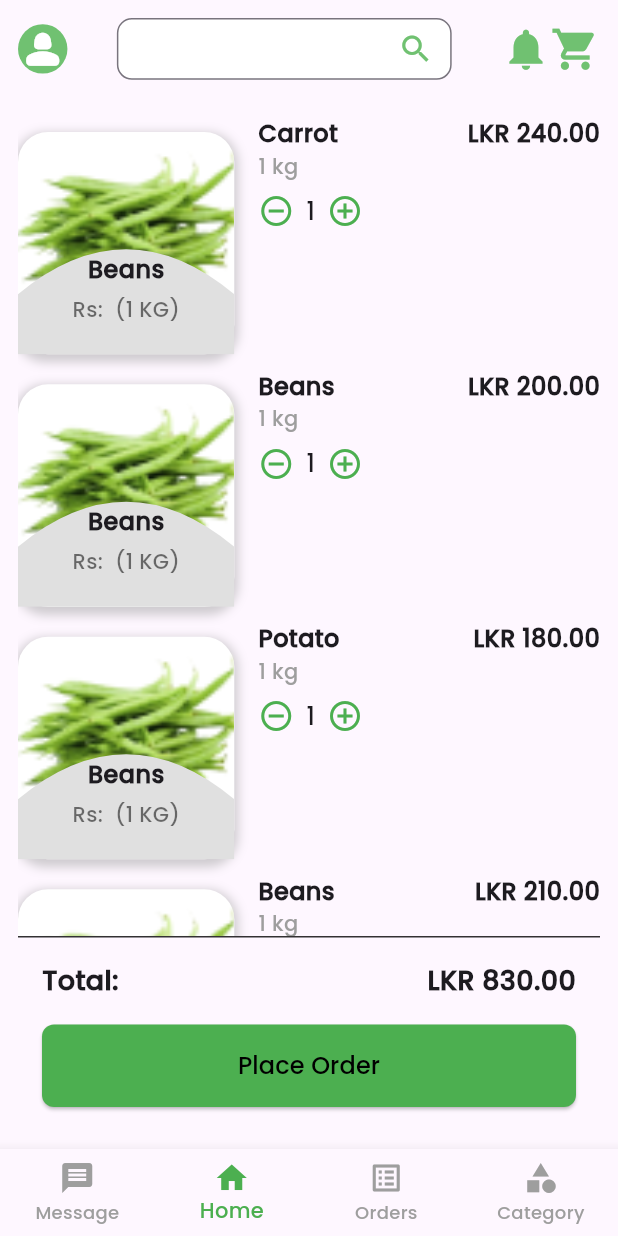
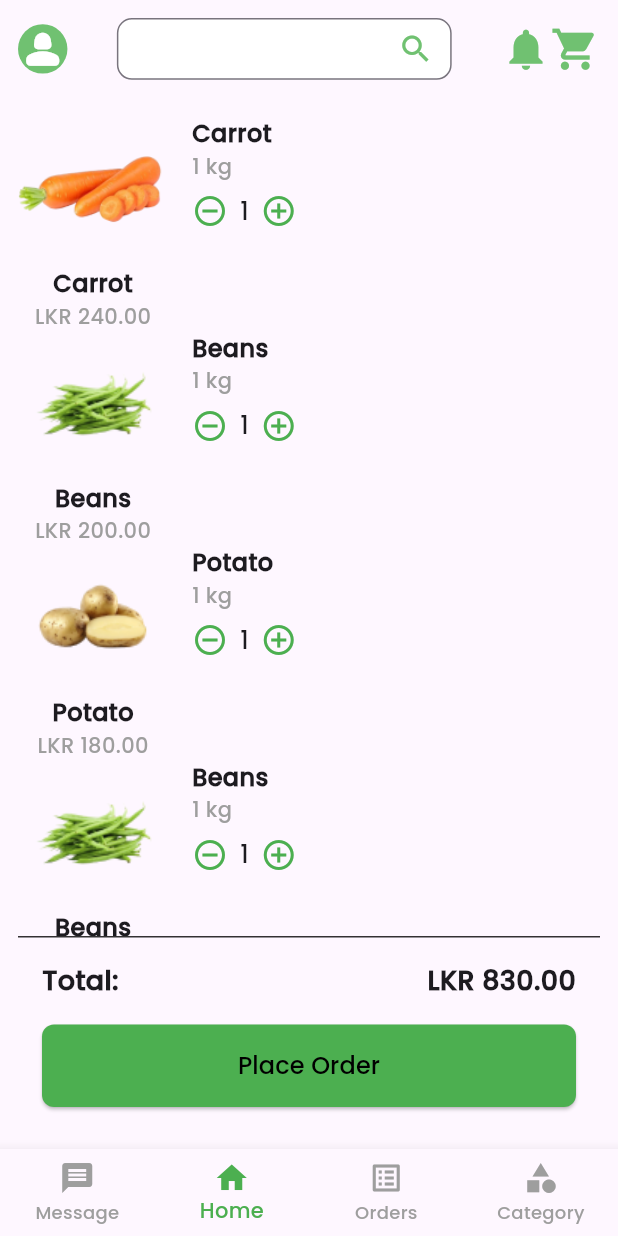
Before and after one commit to sachintha990/agri-mart-app, a Flutter app: the CartScreen screen opened by its route, on a phone screen of 412 x 824 dp. Run offline on Flutter 3.47's test engine with Material 3 defaults, Android fonts, the light colour scheme and no system bars; our stand-ins replace cloud_firestore, firebase_auth, firebase_core, get, google_maps_flutter, material_design_icons_flutter; accounts and stored records are empty.

Commit message:
Add firebase_database and path_provider dependencies, update plugin registration in GeneratedPluginRegistrant, and enhance routing with order confirmation screen

```diff
--- a/lib/router/router.dart
+++ b/lib/router/router.dart
@@ -7,6 +7,7 @@ import 'package:agri_mart/screens/user_panel/chat_screen.dart';
 import 'package:agri_mart/screens/user_panel/fruits_screen.dart';
 import 'package:agri_mart/screens/user_panel/home.dart';
 import 'package:agri_mart/screens/user_panel/message_section.dart';
+import 'package:agri_mart/screens/user_panel/order_confirmation_screen.dart';
 import 'package:agri_mart/screens/user_panel/others_screen.dart';
 import 'package:agri_mart/screens/user_panel/product_screen.dart';
 import 'package:agri_mart/screens/user_panel/profile_screen.dart';
@@ -32,14 +33,16 @@ class RouterClass {
           name: '/home',
           page: () => Home(),
         ),
-        GetPage(name: '/user_panel/profile', page:() => ProfileScreen()),
-        GetPage(name: '/user_panel/cart', page:() => CartScreen()),
-        GetPage(name: '/user_panel/vegetables', page:() => VegetablesScreen()),
-        GetPage(name: '/user_panel/fruites', page:() => FruitsScreen()),
-        GetPage(name: '/user_panel/others', page:() => OthersScreen()),
-        GetPage(name: '/user_panel/today_price', page:() => TodaysPriceScreen()),
-        GetPage(name: '/user_panel/message', page:() => MessageSection()),
-        GetPage(name: '/user_panel/chat', page:() => ChatScreen()),
-        GetPage(name: '/user_panel/product', page:() => ProductScreen()),
+        GetPage(name: '/user_panel/profile', page: () => ProfileScreen()),
+        GetPage(name: '/user_panel/cart', page: () => CartScreen()),
+        GetPage(name: '/user_panel/vegetables', page: () => VegetablesScreen()),
+        GetPage(name: '/user_panel/fruites', page: () => FruitsScreen()),
+        GetPage(name: '/user_panel/others', page: () => OthersScreen()),
+        GetPage(
+            name: '/user_panel/today_price', page: () => TodaysPriceScreen()),
+        GetPage(name: '/user_panel/message', page: () => MessageSection()),
+        GetPage(name: '/user_panel/chat', page: () => ChatScreen()),
+        GetPage(name: '/user_panel/product', page: () => ProductScreen()),
+        GetPage(name: '/user_panel/order_confirmation', page: () => OrderConfirmationScreen()),
       ];
 }
--- a/lib/screens/user_panel/cart_screen.dart
+++ b/lib/screens/user_panel/cart_screen.dart
@@ -1,23 +1,105 @@
 import 'package:agri_mart/constants/user_panel/bottom_nav_bar.dart';
 import 'package:agri_mart/constants/user_panel/custom_app_bar.dart';
-import 'package:agri_mart/constants/user_panel/home/today_price_card.dart';
+import 'package:firebase_auth/firebase_auth.dart';
 import 'package:flutter/material.dart';
+import 'package:get/get.dart';
+import 'package:cloud_firestore/cloud_firestore.dart';
 
 class CartScreen extends StatefulWidget {
   @override
   _CartScreenState createState() => _CartScreenState();
 }
 
+class ProductCard extends StatelessWidget {
+  final String imageUrl;
+  final String productName;
+  final String price;
+
+  const ProductCard({
+    required this.imageUrl,
+    required this.productName,
+    required this.price,
+  });
+
+  @override
+  Widget build(BuildContext context) {
+    return Column(
+      children: [
+        Image.asset(imageUrl, width: 100, height: 100),
+        Text(productName,
+            style: TextStyle(fontSize: 16, fontWeight: FontWeight.bold)),
+        Text(price, style: TextStyle(fontSize: 14, color: Colors.grey)),
+      ],
+    );
+  }
+}
+
 class _CartScreenState extends State<CartScreen> {
   final List<CartItem> cartItems = [
-    CartItem(name: 'Carrot', image: 'assets/images/carrot.png', price: 240.00, weight: '1 kg', quantity: 1),
-    CartItem(name: 'Beans', image: 'assets/images/beans.png', price: 200.00, weight: '1 kg', quantity: 1),
-    CartItem(name: 'Potato', image: 'assets/images/potato.png', price: 180.00, weight: '1 kg', quantity: 1),
-    CartItem(name: 'Beans', image: 'assets/images/beans.png', price: 210.00, weight: '1 kg', quantity: 1),
+    CartItem(
+        name: 'Carrot',
+        image: 'assets/product/carrot.png',
+        price: 240.00,
+        weight: '1 kg',
+        quantity: 1),
+    CartItem(
+        name: 'Beans',
+        image: 'assets/product/beans.png',
+        price: 200.00,
+        weight: '1 kg',
+        quantity: 1),
+    CartItem(
+        name: 'Potato',
+        image: 'assets/product/potato.png',
+        price: 180.00,
+        weight: '1 kg',
+        quantity: 1),
+    CartItem(
+        name: 'Beans',
+        image: 'assets/product/beans.png',
+        price: 210.00,
+        weight: '1 kg',
+        quantity: 1),
   ];
 
   double calculateTotal() {
     return cartItems.fold(0, (sum, item) => sum + (item.price * item.quantity));
+  }
+
+  Future<void> _placeOrder() async {
+    try {
+      User? user = FirebaseAuth.instance.currentUser;
+      if (user == null) {
+        Get.snackbar("Error", "User is not logged in!");
+        return;
+      }
+
+      String userId = user.uid;
+      String userName = user.email ?? "Unknown User";
+      double totalPrice = calculateTotal();
+
+      final orderData = {
+        'userId': userId,
+        'userName': userName,
+        'totalPrice': totalPrice,
+        'orderDate': DateTime.now(),
+        'items': cartItems
+            .map((item) => {
+                  'name': item.name,
+                  'price': item.price,
+                  'quantity': item.quantity,
+                  'weight': item.weight,
+                })
+            .toList(),
+      };
+
+      await FirebaseFirestore.instance.collection('orders').add(orderData);
+
+      Get.snackbar("Success", "Order placed successfully!");
+      Get.toNamed('/user_panel/order_confirmation');
+    } catch (error) {
+      Get.snackbar("Error", "Failed to place order: $error");
+    }
   }
 
   @override
@@ -30,20 +112,24 @@ class _CartScreenState extends State<CartScreen> {
           child: Column(
             children: [
               CustomAppBar(),
-              SizedBox(height: screenHeight*0.03,),
+              SizedBox(
+                height: screenHeight * 0.03,
+              ),
               Expanded(
                 child: ListView.builder(
                   itemCount: cartItems.length,
                   itemBuilder: (context, index) {
                     final item = cartItems[index];
-                    return SingleChildScrollView(
-                      child: Row(
+                    return Row(
                       crossAxisAlignment: CrossAxisAlignment.start,
                       children: [
-                          // Product Image
-                           ProductCard(imageUrl: 'assets/product/beans.png', productName: 'Beans', price: ''),
+                        ProductCard(
+                          imageUrl: item.image,
+                          productName: item.name,
+                          price:
+                              'LKR ${(item.price * item.quantity).toStringAsFixed(2)}',
+                        ),
                         const SizedBox(width: 16),
-                          // Product Details
                         Expanded(
                           child: Column(
                             crossAxisAlignment: CrossAxisAlignment.start,
@@ -71,10 +157,13 @@ class _CartScreenState extends State<CartScreen> {
                                         if (item.quantity > 1) item.quantity--;
                                       });
                                     },
-                                      child: const Icon(Icons.remove_circle_outline, color: Colors.green),
+                                    child: const Icon(
+                                        Icons.remove_circle_outline,
+                                        color: Colors.green),
                                   ),
                                   Padding(
-                                      padding: const EdgeInsets.symmetric(horizontal: 8.0),
+                                    padding: const EdgeInsets.symmetric(
+                                        horizontal: 8.0),
                                     child: Text(
                                       '${item.quantity}',
                                       style: const TextStyle(fontSize: 16),
@@ -86,33 +175,24 @@ class _CartScreenState extends State<CartScreen> {
                                         item.quantity++;
                                       });
                                     },
-                                      child: const Icon(Icons.add_circle_outline, color: Colors.green),
+                                    child: const Icon(Icons.add_circle_outline,
+                                        color: Colors.green),
                                   ),
                                 ],
                               ),
                             ],
                           ),
                         ),
-                          // Price
-                          Text(
-                            'LKR ${(item.price * item.quantity).toStringAsFixed(2)}',
-                            style: const TextStyle(
-                              fontSize: 16,
-                              fontWeight: FontWeight.bold,
-                            ),
-                          ),
                       ],
-                      ),
                     );
                   },
                 ),
               ),
-
-              // Total and Place Order Button
               Container(
                 padding: const EdgeInsets.all(16.0),
                 decoration: BoxDecoration(
-                  border: Border(top: BorderSide(color: Colors.black.withOpacity(0.8))),
+                  border: Border(
+                      top: BorderSide(color: Colors.black.withOpacity(0.8))),
                 ),
                 child: Column(
                   crossAxisAlignment: CrossAxisAlignment.stretch,
@@ -122,11 +202,13 @@ class _CartScreenState extends State<CartScreen> {
                       children: [
                         const Text(
                           'Total:',
-                          style: TextStyle(fontSize: 18, fontWeight: FontWeight.bold),
+                          style: TextStyle(
+                              fontSize: 18, fontWeight: FontWeight.bold),
                         ),
                         Text(
                           'LKR ${calculateTotal().toStringAsFixed(2)}',
-                          style: const TextStyle(fontSize: 18, fontWeight: FontWeight.bold),
+                          style: const TextStyle(
+                              fontSize: 18, fontWeight: FontWeight.bold),
                         ),
                       ],
                     ),
@@ -139,12 +221,10 @@ class _CartScreenState extends State<CartScreen> {
                           borderRadius: BorderRadius.circular(8),
                         ),
                       ),
-                      onPressed: () {
-                        // Place order logic
-                      },
+                      onPressed: _placeOrder,
                       child: const Text(
                         'Place Order',
-                        style: TextStyle(fontSize: 16,color: Colors.black),
+                        style: TextStyle(fontSize: 16, color: Colors.black),
                       ),
                     ),
                   ],
--- a/lib/screens/user_panel/profile_screen.dart
+++ b/lib/screens/user_panel/profile_screen.dart
@@ -8,8 +8,7 @@ class ProfileScreen extends StatelessWidget {
     try {
       User? currentUser = FirebaseAuth.instance.currentUser;
       if (currentUser != null) {
-        DocumentSnapshot<Map<String, dynamic>> userDoc = await FirebaseFirestore
-            .instance
+        DocumentSnapshot<Map<String, dynamic>> userDoc = await FirebaseFirestore.instance
             .collection('users')
             .doc(currentUser.uid)
             .get();
@@ -155,7 +154,8 @@ class ProfileScreen extends StatelessWidget {
                         child: Column(
                           mainAxisAlignment: MainAxisAlignment.center,
                           children: const [
-                            Icon(Icons.favorite, color: Colors.blue, size: 40),
+                            Icon(Icons.favorite,
+                                color: Colors.blue, size: 40),
                             SizedBox(height: 8),
                             Text('Favourites',
                                 style: TextStyle(
--- a/pubspec.yaml
+++ b/pubspec.yaml
@@ -40,6 +40,8 @@ dependencies:
   google_maps_flutter: ^2.10.0
   firebase_auth: ^5.4.0
   cloud_firestore: ^5.6.1
+  firebase_database: ^11.3.0
+  path_provider: ^2.1.5
 google_nav_bar: ^5.0.7
 google_maps_flutter: ^2.10.0
 firebase_auth: ^5.4.0
```
Also changed, not shown: pubspec.lock, 1 other file. Lines whose indentation alone changed are shown as unchanged.
